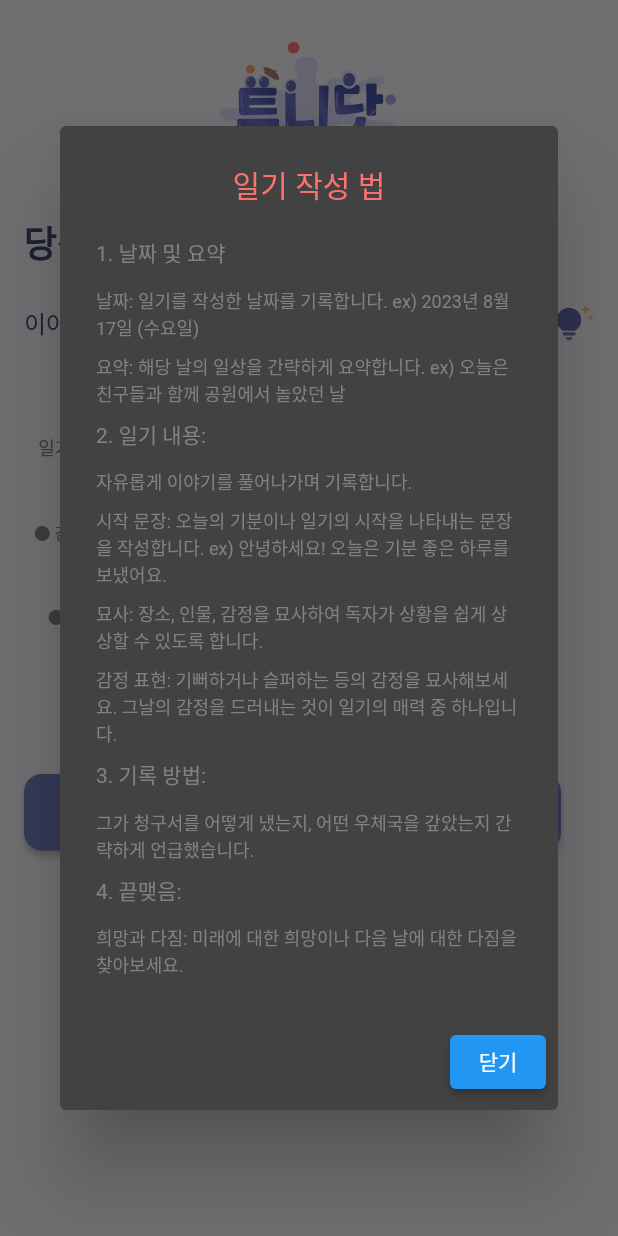
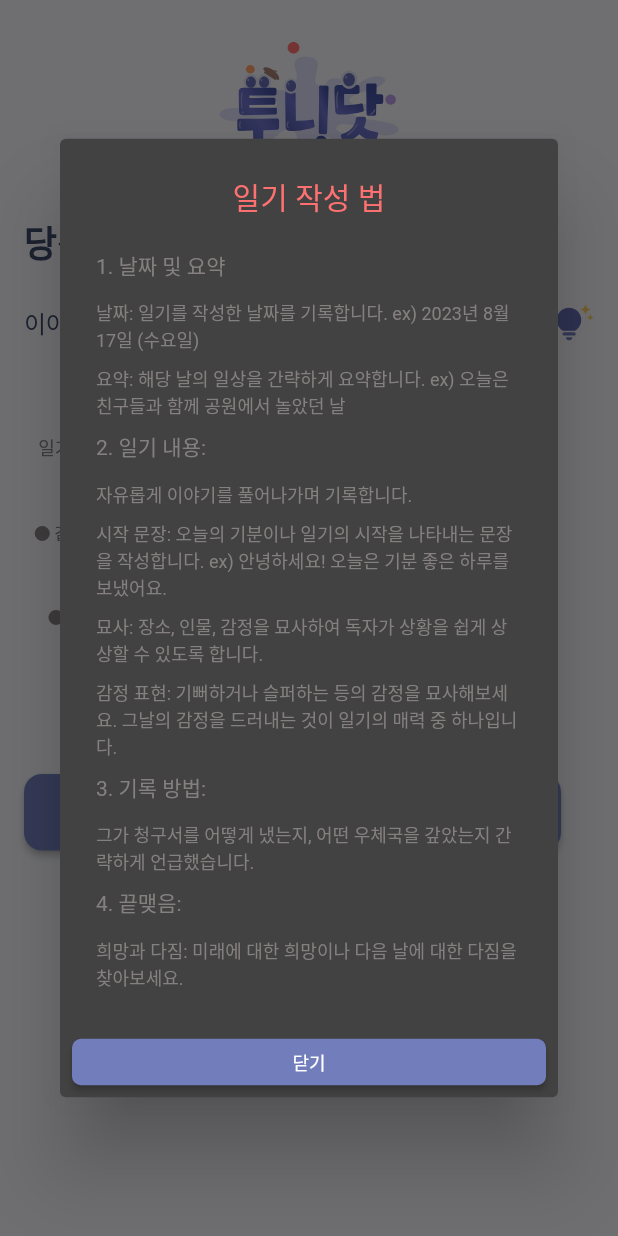
Before and after one commit to AutoToon-SKT/TooniWorld-Client, a Flutter app: the DiaryScreen screen opened directly, after a tap on an icon or button, on a phone screen of 412 x 824 dp. Run offline on Flutter 3.47's test engine with Material 2 defaults, Android fonts, the light colour scheme and no system bars; our stand-ins replace flutter_svg; Roboto replaces fonts that are missing (moebiusBold, moebiusRegular).

Commit message:
ADD : show_cartoon.dart & FIX : diary.dart ( route 설정 및 저장 수정 )

```diff
--- a/lib/screen/diary.dart
+++ b/lib/screen/diary.dart
@@ -1,5 +1,6 @@
 import 'package:flutter/material.dart';
 import 'package:flutter_svg/flutter_svg.dart';
+import 'package:SKT_FLY_AI/screen/show_cartoon.dart';
 
 void main() {
   runApp(MyApp());
@@ -30,11 +31,20 @@
     });
   }
 
-  void _saveStory() {
+  void _saveStoryAndNavigate() {
     String story = storyController.text;
-    // 여기에 이야기를 저장하는 로직을 추가하세요.
-    // 저장이 완료되면 다음과 같이 텍스트 필드를 초기화합니다.
+    // Here, you can add the logic to save the story if needed.
+
+    // Clear the text field
     storyController.clear();
+
+    // Navigate to the WebtoonScreen
+    Navigator.push(
+      context,
+      MaterialPageRoute(builder: (context) => ShowCartoonScreen()),
+    );
+
+    // Set isWriting to false
     setState(() {
       isWriting = false;
     });
@@ -176,12 +186,30 @@
             ),
           ),
           actions: [
-            ElevatedButton(
-              onPressed: () {
-                Navigator.of(context).pop();
-              },
-              child: Text('닫기'),
-            ),
+            SizedBox(
+              width: 358,
+              height: 31,
+              child: ElevatedButton(
+                onPressed: () {
+                  Navigator.of(context).pop();
+                },
+                style: ElevatedButton.styleFrom(
+                  primary: Color(0xff727DBC),
+                  onPrimary: Colors.white,
+                  shape: RoundedRectangleBorder(
+                    borderRadius: BorderRadius.circular(6),
+                  ),
+                ),
+                child: Text(
+                  '닫기',
+                  style: TextStyle(
+                    fontSize: 12,
+                    fontFamily: 'moebiusRegular',
+                    color: Colors.white,
+                  ),
+                ),
+              ),
+            )
           ],
         );
       },
@@ -334,7 +362,14 @@
                             borderRadius: BorderRadius.circular(12),
                           ),
                         ),
-                        child: Text('글 작성하기'),
+                        child: Text(
+                          '글 작성하기',
+                          style: TextStyle(
+                            fontSize: 18,
+                            fontFamily: 'moebiusRegular',
+                            color: Colors.white,
+                          ),
+                        ),
                       ),
                     ),
                   ],
@@ -381,7 +416,7 @@
                       width: 358,
                       height: 51,
                       child: ElevatedButton(
-                        onPressed: _saveStory,
+                        onPressed: _saveStoryAndNavigate,
                         style: ElevatedButton.styleFrom(
                           primary: Color(0xff727DBC),
                           onPrimary: Colors.white,
@@ -389,9 +424,17 @@
                             borderRadius: BorderRadius.circular(12),
                           ),
                         ),
-                        child: Text('저장'),
+                        child: Text(
+                          '웹툰 생성하기',
+                          style: TextStyle(
+                            fontSize: 18,
+                            fontFamily: 'moebiusRegular',
+                            color: Colors.white,
+                          ),
+                        ),
                       ),
                     ),
+                    SizedBox(height: 16),
                   ],
                 ),
             ],
```
Also changed, not shown: lib/screen/show_cartoon.dart (added, +15 -0 lines).
